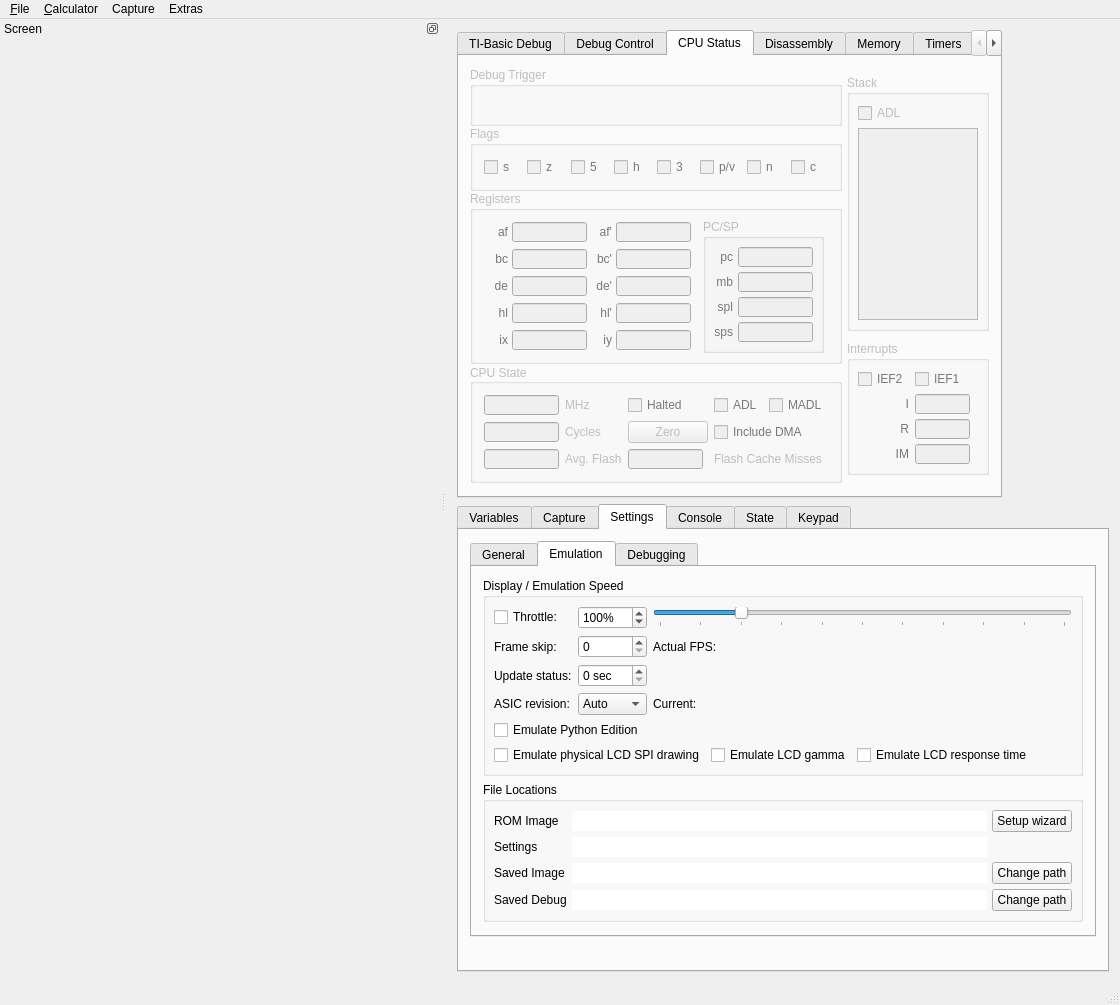
The window that gui/qt/mainwindow.ui (CE-Programming/CEmu) describes before a commit, drawn with Qt 5.
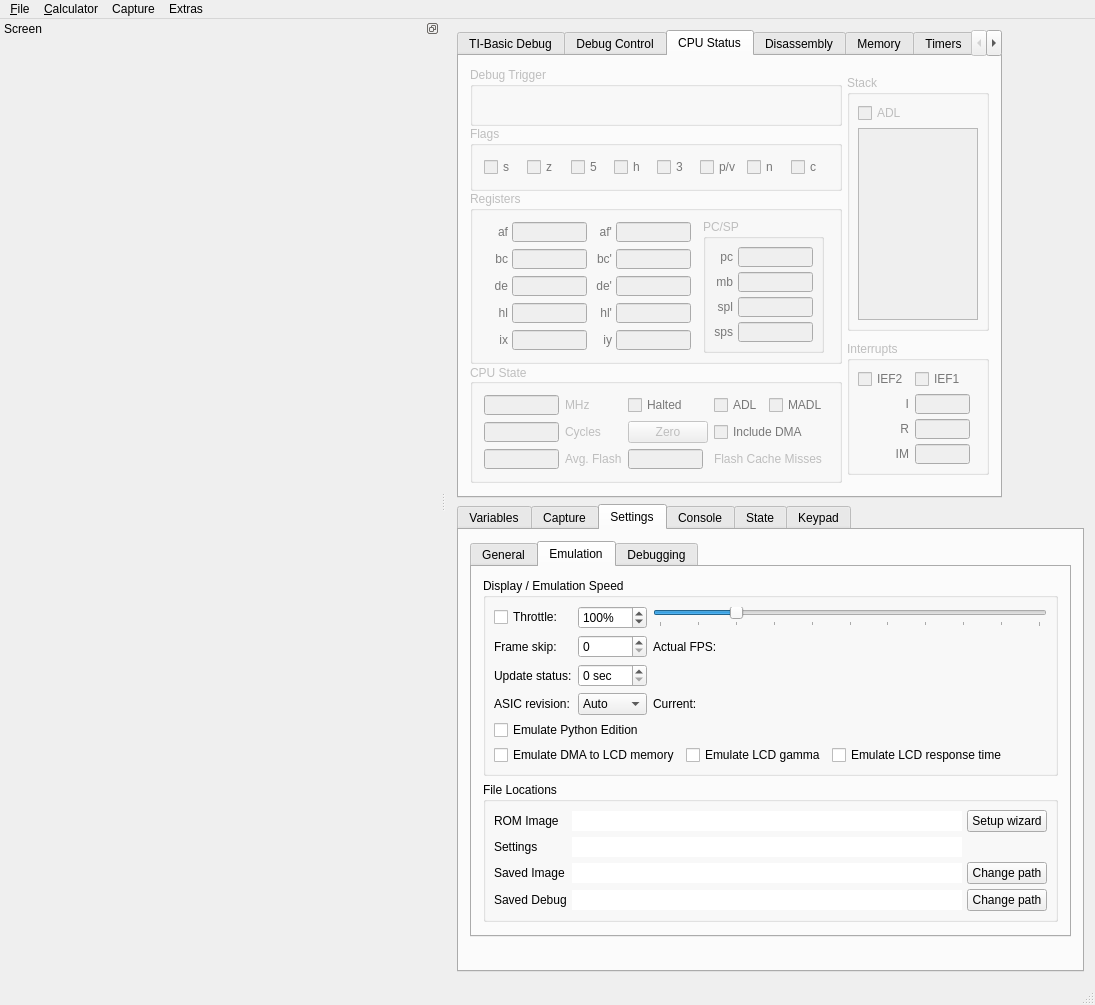
The same window after the commit. The open tabs and pages were chosen to show the change. Icons and pictures are not drawn. Custom widgets are drawn as their Qt base class.

```diff
--- a/gui/qt/mainwindow.ui
+++ b/gui/qt/mainwindow.ui
@@ -2985,7 +2985,7 @@
                 </widget>
                </item>
                <item row="2" column="3">
-                <widget class="QCheckBox" name="checkDma">
+                <widget class="QCheckBox" name="checkDebugDma">
                  <property name="sizePolicy">
                   <sizepolicy hsizetype="Preferred" vsizetype="Preferred">
                    <horstretch>0</horstretch>
@@ -9540,7 +9540,7 @@
                <item>
                 <layout class="QHBoxLayout" name="horizontalLayout_16">
                  <item>
-                  <widget class="QCheckBox" name="checkSpi">
+                  <widget class="QCheckBox" name="checkDma">
                    <property name="enabled">
                     <bool>true</bool>
                    </property>
@@ -9548,7 +9548,7 @@
                     <enum>Qt::NoFocus</enum>
                    </property>
                    <property name="text">
-                    <string>Emulate physical LCD SPI drawing</string>
+                    <string>Emulate DMA to LCD memory</string>
                    </property>
                   </widget>
                  </item>
```
